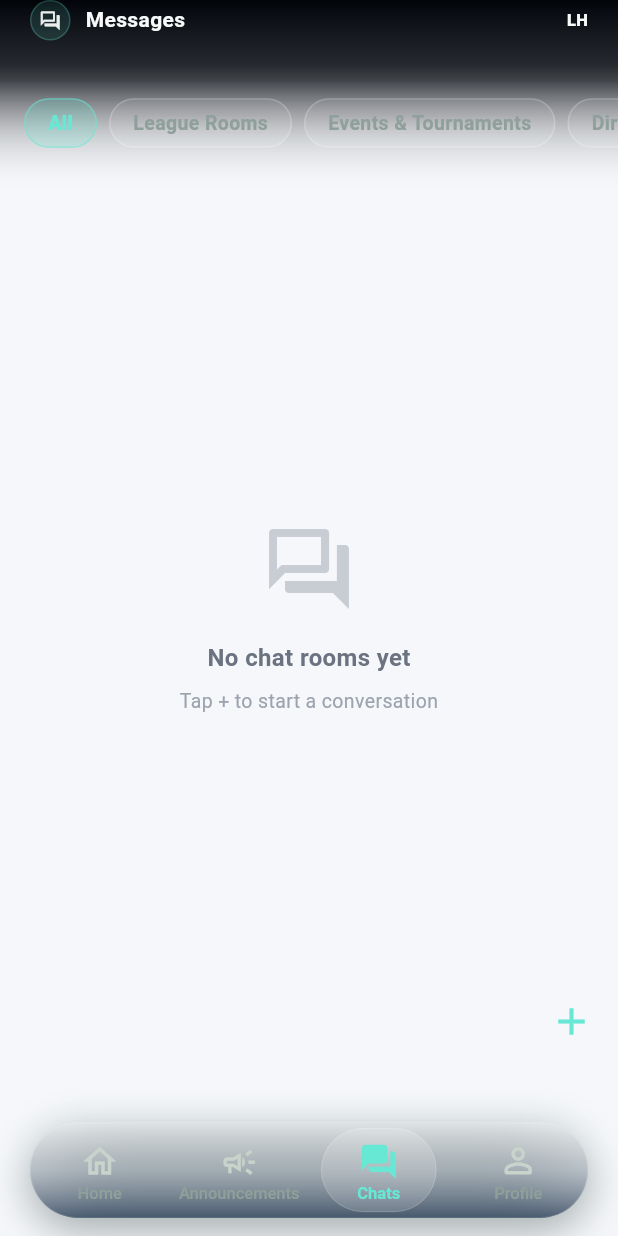
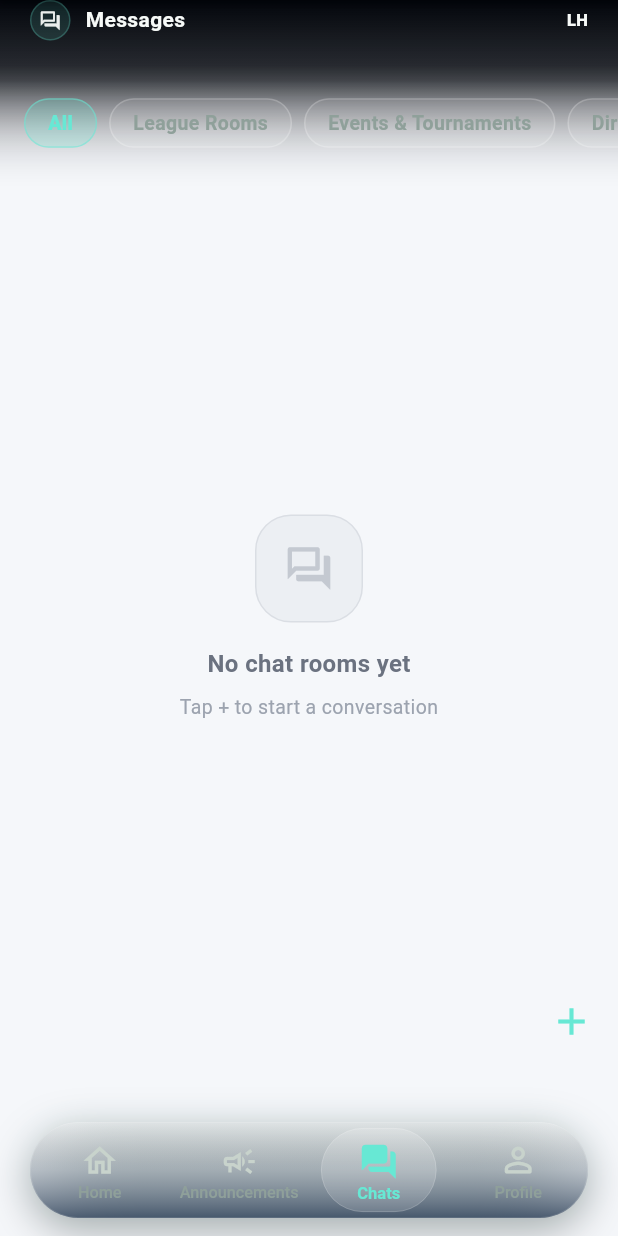
Before and after one commit to jonahduckworth/league-hub, a Flutter app: the ChatListScreen screen opened by its route, on a phone screen of 412 x 824 dp. Run offline on Flutter 3.47's test engine with Material 3 defaults, Android fonts, the phone set to English and light mode, and no system bars; our stand-ins replace cached_network_image, cloud_firestore, connectivity_plus, dio, file_picker, firebase_auth and 10 more; missing offline and left inert: liquid_glass_widgets; accounts and stored records are empty; generated files the repository leaves out were written again.

Commit message:
feat: add cohesive app motion system

```diff
--- /dev/null
+++ b/lib/core/design_system.dart
@@ -0,0 +1,43 @@
+import 'package:flutter/material.dart';
+
+/// Shared visual and interaction tokens for the League Hub experience.
+///
+/// Keeping these values centralized prevents screens and shared widgets from
+/// drifting into subtly different spacing, radius, and motion languages.
+abstract final class AppMotion {
+  static const Duration instant = Duration(milliseconds: 1);
+  static const Duration fast = Duration(milliseconds: 140);
+  static const Duration standard = Duration(milliseconds: 220);
+  static const Duration emphasized = Duration(milliseconds: 340);
+  static const Duration route = Duration(milliseconds: 380);
+
+  static const Curve enter = Curves.easeOutCubic;
+  static const Curve exit = Curves.easeInCubic;
+  static const Curve emphasizedCurve = Cubic(0.2, 0, 0, 1);
+
+  static Duration accessible(
+    BuildContext context,
+    Duration duration,
+  ) {
+    return MediaQuery.maybeOf(context)?.disableAnimations ?? false
+        ? instant
+        : duration;
+  }
+}
+
+abstract final class AppSpacing {
+  static const double xxs = 4;
+  static const double xs = 8;
+  static const double sm = 12;
+  static const double md = 16;
+  static const double lg = 20;
+  static const double xl = 24;
+  static const double xxl = 32;
+}
+
+abstract final class AppRadius {
+  static const double control = 12;
+  static const double card = 20;
+  static const double feature = 24;
+  static const double pill = 999;
+}
--- a/lib/navigation/router.dart
+++ b/lib/navigation/router.dart
@@ -43,6 +43,7 @@ import '../screens/admin/team_detail_screen.dart';
 import '../screens/unauthorized_screen.dart';
 import '../widgets/app_shell_scaffold.dart';
 import '../widgets/glass_bottom_nav.dart';
+import '../core/design_system.dart';
 
 class _AuthNotifier extends ChangeNotifier {
   StreamSubscription<User?>? _authSubscription;
@@ -86,25 +87,16 @@ final _authNotifier = _AuthNotifier();
 /// Kept in sync by [_AuthNotifier] because GoRouter redirects are synchronous.
 AppUser? _cachedAppUser;
 
-const _shellTransitionDuration = Duration(milliseconds: 540);
-const _shellTransitionCurve = Cubic(0.2, 0, 0, 1);
-const _shellTransitionSlideFactor = 0.075;
-const _shellRouteIncomingSlideFactor = 0.065;
-const _shellRouteOutgoingSlideFactor = 0.026;
+const _shellTransitionDuration = AppMotion.route;
+const _shellTransitionCurve = AppMotion.emphasizedCurve;
+const _shellTransitionSlideFactor = 0.055;
+const _shellRouteIncomingSlideFactor = 0.05;
+const _shellRouteOutgoingSlideFactor = 0.018;
 const _shellIncomingFadeStart = 0.58;
 const _shellOutgoingFadeEnd = 0.7;
 const _shellOutgoingPresenceEnd = 0.3;
 
-enum _ShellTransitionStyle {
-  fade,
-  sharedAxis,
-}
-
-/// Set this to sharedAxis to bring back the directional slide/scale motion.
-final _shellTransitionStyle = _ShellTransitionStyle.fade;
-
-bool get _shellUsesSharedAxis =>
-    _shellTransitionStyle == _ShellTransitionStyle.sharedAxis;
+const _shellUsesSharedAxis = true;
 
 enum _ShellPageMotion {
   sharedAxisForward,
@@ -319,11 +311,19 @@ final router = GoRouter(
   routes: [
     GoRoute(
       path: '/login',
-      builder: (context, state) => const LoginScreen(),
+      pageBuilder: (context, state) => _shellTransitionPage(
+        state,
+        const LoginScreen(),
+        motion: _ShellPageMotion.scaleFade,
+      ),
     ),
     GoRoute(
       path: '/create-league',
-      builder: (context, state) => const OrgCreationScreen(),
+      pageBuilder: (context, state) => _shellTransitionPage(
+        state,
+        const OrgCreationScreen(),
+        motion: _ShellPageMotion.sharedAxisForward,
+      ),
     ),
     GoRoute(
       path: '/create-org',
@@ -331,11 +331,19 @@ final router = GoRouter(
     ),
     GoRoute(
       path: '/accept-invite',
-      builder: (context, state) => const AcceptInvitationScreen(),
+      pageBuilder: (context, state) => _shellTransitionPage(
+        state,
+        const AcceptInvitationScreen(),
+        motion: _ShellPageMotion.sharedAxisForward,
+      ),
     ),
     GoRoute(
       path: '/unauthorized',
-      builder: (context, state) => const UnauthorizedScreen(),
+      pageBuilder: (context, state) => _shellTransitionPage(
+        state,
+        const UnauthorizedScreen(),
+        motion: _ShellPageMotion.scaleFade,
+      ),
     ),
     StatefulShellRoute(
       builder: (context, state, navigationShell) => _MainScaffold(
--- a/lib/widgets/app_glass.dart
+++ b/lib/widgets/app_glass.dart
@@ -1,5 +1,8 @@
 import 'package:flutter/material.dart';
+import 'package:flutter/services.dart';
 import 'package:liquid_glass_widgets/liquid_glass_widgets.dart';
+
+import '../core/design_system.dart';
 
 class AppGlassColors {
   static const Color pageTop = Color(0xFF02050B);
@@ -114,6 +117,9 @@ class AppGlassSurface extends StatelessWidget {
   final GlassQuality quality;
   final LiquidGlassSettings? settings;
   final Clip clipBehavior;
+  final String? semanticLabel;
+  final bool enableHaptics;
+  final double pressedScale;
 
   const AppGlassSurface({
     super.key,
@@ -127,6 +133,9 @@ class AppGlassSurface extends StatelessWidget {
     this.quality = GlassQuality.standard,
     this.settings,
     this.clipBehavior = Clip.antiAlias,
+    this.semanticLabel,
+    this.enableHaptics = true,
+    this.pressedScale = 0.985,
   });
 
   @override
@@ -145,12 +154,69 @@ class AppGlassSurface extends StatelessWidget {
 
     if (onTap == null) return surface;
 
+    return _InteractiveGlassSurface(
+      onTap: onTap!,
+      semanticLabel: semanticLabel,
+      enableHaptics: enableHaptics,
+      pressedScale: pressedScale,
+      child: surface,
+    );
+  }
+}
+
+class _InteractiveGlassSurface extends StatefulWidget {
+  final Widget child;
+  final VoidCallback onTap;
+  final String? semanticLabel;
+  final bool enableHaptics;
+  final double pressedScale;
+
+  const _InteractiveGlassSurface({
+    required this.child,
+    required this.onTap,
+    required this.semanticLabel,
+    required this.enableHaptics,
+    required this.pressedScale,
+  });
+
+  @override
+  State<_InteractiveGlassSurface> createState() =>
+      _InteractiveGlassSurfaceState();
+}
+
+class _InteractiveGlassSurfaceState extends State<_InteractiveGlassSurface> {
+  bool _isPressed = false;
+
+  void _setPressed(bool value) {
+    if (_isPressed == value) return;
+    setState(() => _isPressed = value);
+  }
+
+  void _handleTap() {
+    if (widget.enableHaptics) HapticFeedback.selectionClick();
+    widget.onTap();
+  }
+
+  @override
+  Widget build(BuildContext context) {
     return Semantics(
       button: true,
+      label: widget.semanticLabel,
+      excludeSemantics: widget.semanticLabel != null,
+      onTap: _handleTap,
       child: GestureDetector(
+        excludeFromSemantics: true,
         behavior: HitTestBehavior.opaque,
-        onTap: onTap,
-        child: surface,
+        onTapDown: (_) => _setPressed(true),
+        onTapCancel: () => _setPressed(false),
+        onTapUp: (_) => _setPressed(false),
+        onTap: _handleTap,
+        child: AnimatedScale(
+          scale: _isPressed ? widget.pressedScale : 1,
+          duration: AppMotion.accessible(context, AppMotion.fast),
+          curve: AppMotion.enter,
+          child: widget.child,
+        ),
       ),
     );
   }
@@ -176,6 +242,7 @@ class AppGlassIconTile extends StatelessWidget {
   Widget build(BuildContext context) {
     return AppGlassSurface(
       onTap: onTap,
+      semanticLabel: label,
       height: 136,
       padding: const EdgeInsets.all(18),
       radius: 22,
@@ -246,6 +313,7 @@ class AppGlassFloatingActionButton extends StatelessWidget {
         padding: EdgeInsets.zero,
         radius: 28,
         onTap: onTap,
+        semanticLabel: tooltip,
         child: Icon(icon, color: color, size: 30),
       ),
     );
--- /dev/null
+++ b/lib/widgets/app_motion.dart
@@ -0,0 +1,99 @@
+import 'dart:async';
+import 'dart:ui' as ui;
+
+import 'package:flutter/material.dart';
+
+import '../core/design_system.dart';
+
+/// A restrained entrance used for cards and rows throughout the app.
+///
+/// Delays are deliberately capped so long lists never feel sluggish. Motion
+/// is removed when the platform accessibility setting disables animations.
+class AppMotionReveal extends StatefulWidget {
+  final Widget child;
+  final int index;
+  final double verticalOffset;
+  final bool enabled;
+
+  const AppMotionReveal({
+    super.key,
+    required this.child,
+    this.index = 0,
+    this.verticalOffset = 12,
+    this.enabled = true,
+  });
+
+  @override
+  State<AppMotionReveal> createState() => _AppMotionRevealState();
+}
+
+class _AppMotionRevealState extends State<AppMotionReveal>
+    with SingleTickerProviderStateMixin {
+  late final AnimationController _controller;
+  Timer? _delayTimer;
+  bool _started = false;
+
+  @override
+  void initState() {
+    super.initState();
+    _controller = AnimationController(
+      vsync: this,
+      duration: AppMotion.emphasized,
+    );
+  }
+
+  @override
+  void didChangeDependencies() {
+    super.didChangeDependencies();
+    if (_started) return;
+    _started = true;
+
+    final reduceMotion =
+        MediaQuery.maybeOf(context)?.disableAnimations ?? false;
+    if (!widget.enabled || reduceMotion) {
+      _controller.value = 1;
+      return;
+    }
+
+    final stagger = widget.index.clamp(0, 6) * 38;
+    if (stagger == 0) {
+      _controller.forward();
+    } else {
+      _delayTimer = Timer(Duration(milliseconds: stagger), () {
+        if (mounted) _controller.forward();
+      });
+    }
+  }
+
+  @override
+  void dispose() {
+    _delayTimer?.cancel();
+    _controller.dispose();
+    super.dispose();
+  }
+
+  @override
+  Widget build(BuildContext context) {
+    return AnimatedBuilder(
+      animation: _controller,
+      child: widget.child,
+      builder: (context, child) {
+        final progress = AppMotion.emphasizedCurve.transform(_controller.value);
+        return Opacity(
+          opacity: progress,
+          child: Transform.translate(
+            offset: Offset(
+              0,
+              ui.lerpDouble(widget.verticalOffset, 0, progress)!,
+            ),
+            child: Transform.scale(
+              alignment: Alignment.topCenter,
+              scale: ui.lerpDouble(0.992, 1, progress)!,
+              child: child,
+            ),
+          ),
+        );
+      },
+    );
+  }
+}
--- a/lib/widgets/app_shell_scaffold.dart
+++ b/lib/widgets/app_shell_scaffold.dart
@@ -1,6 +1,7 @@
 import 'dart:ui' as ui;
 
 import 'package:flutter/material.dart';
+import '../core/design_system.dart';
 import '../core/scroll_behavior.dart';
 import 'app_glass.dart';
 import 'glass_bottom_nav.dart';
@@ -9,9 +10,7 @@ import 'app_shell_header.dart';
 const double appShellHeaderContentSpacing = 12;
 const double appShellBottomNavSpacing = 20;
 const double appShellScrollEndClearance = 40;
-const _appShellContentFadeDuration = Duration(milliseconds: 620);
-const _appShellRevealSoftness = 0.28;
-const _appShellRevealLift = 8.0;
+const _appShellRevealLift = 7.0;
 const _defaultAppShellContentFadeKey = Object();
 
 double appShellBottomPadding(BuildContext context, {double extra = 8}) {
@@ -163,89 +162,28 @@ class _AppShellContentFade extends StatelessWidget {
     return TweenAnimationBuilder<double>(
       key: ValueKey(transitionKey),
       tween: Tween(begin: 0, end: 1),
-      duration: _appShellContentFadeDuration,
-      curve: Curves.easeOut,
+      duration: AppMotion.accessible(context, AppMotion.emphasized),
+      curve: AppMotion.emphasizedCurve,
       child: child,
       builder: (context, progress, child) {
-        final revealOpacity = (progress * 1.25).clamp(0.0, 1.0).toDouble();
+        final revealOpacity = (progress * 1.35).clamp(0.0, 1.0).toDouble();
         final opacity =
             (routeOpacity * revealOpacity).clamp(0.0, 1.0).toDouble();
-        final revealProgress = Curves.easeOutCubic.transform(progress);
+        final revealProgress = AppMotion.enter.transform(progress);
         final lift = ui.lerpDouble(_appShellRevealLift, 0, revealProgress)!;
 
         return Opacity(
           opacity: opacity,
           child: Transform.translate(
             offset: Offset(0, lift),
-            child: _AppShellTopDownReveal(
-              progress: revealProgress,
+            child: Transform.scale(
+              alignment: Alignment.topCenter,
+              scale: ui.lerpDouble(0.996, 1, revealProgress)!,
               child: child!,
             ),
           ),
         );
       },
-    );
-  }
-}
-
-class _AppShellTopDownReveal extends StatelessWidget {
-  final double progress;
-  final Widget child;
-
-  const _AppShellTopDownReveal({
-    required this.progress,
-    required this.child,
-  });
-
-  @override
-  Widget build(BuildContext context) {
-    if (progress <= 0) return child;
-    if (progress >= 1) return child;
-
-    return ClipRect(
-      child: ShaderMask(
-        blendMode: BlendMode.dstIn,
-        shaderCallback: (bounds) {
-          final revealEdge = ui.lerpDouble(
-            -_appShellRevealSoftness,
-            1 + _appShellRevealSoftness,
-            progress,
-          )!;
-          final fadeStart =
-              (revealEdge - _appShellRevealSoftness).clamp(0.0, 1.0).toDouble();
-          final fadeEnd = revealEdge.clamp(0.0, 1.0).toDouble();
-
-          if (fadeEnd <= 0) {
-            return const LinearGradient(
-              colors: [Colors.transparent, Colors.transparent],
-            ).createShader(bounds);
-          }
-
-          if (fadeStart >= 1) {
-            return const LinearGradient(
-              colors: [Colors.white, Colors.white],
-            ).createShader(bounds);
-          }
-
-          return LinearGradient(
-            begin: Alignment.topCenter,
-            end: Alignment.bottomCenter,
-            colors: const [
-              Colors.white,
-              Colors.white,
-              Colors.transparent,
-              Colors.transparent,
-            ],
-            stops: [
-              0,
-              fadeStart,
-              fadeEnd,
-              1,
-            ],
-          ).createShader(bounds);
-        },
-        child: child,
-      ),
     );
   }
 }
--- a/lib/widgets/empty_state.dart
+++ b/lib/widgets/empty_state.dart
@@ -1,6 +1,8 @@
 import 'package:flutter/material.dart';
 import '../core/theme.dart';
+import '../core/design_system.dart';
 import 'app_glass.dart';
+import 'app_motion.dart';
 
 class EmptyState extends StatelessWidget {
   final IconData icon;
@@ -30,11 +32,21 @@ class EmptyState extends StatelessWidget {
         useLightText ? AppGlassColors.inkMuted : AppColors.textMuted;
 
     return Center(
+      child: AppMotionReveal(
         child: Column(
           mainAxisAlignment: MainAxisAlignment.center,
           mainAxisSize: MainAxisSize.min,
           children: [
-          Icon(icon, size: 64, color: iconColor),
+            Container(
+              width: 72,
+              height: 72,
+              decoration: BoxDecoration(
+                color: iconColor.withValues(alpha: 0.1),
+                borderRadius: BorderRadius.circular(AppRadius.feature),
+                border: Border.all(color: iconColor.withValues(alpha: 0.22)),
+              ),
+              child: Icon(icon, size: 34, color: iconColor),
+            ),
             const SizedBox(height: 16),
             Text(title,
                 style: TextStyle(
@@ -53,6 +65,7 @@ class EmptyState extends StatelessWidget {
             ],
           ],
         ),
+      ),
     );
   }
 }
--- a/lib/widgets/glass_bottom_nav.dart
+++ b/lib/widgets/glass_bottom_nav.dart
@@ -3,6 +3,7 @@ import 'dart:ui';
 import 'package:flutter/material.dart';
 import 'package:flutter/services.dart';
 
+import '../core/design_system.dart';
 import 'app_glass.dart';
 
 const double leagueHubGlassBottomNavBarHeight = 64;
@@ -100,12 +101,12 @@ class _LiquidGlassBottomBarState extends State<_LiquidGlassBottomBar>
     super.initState();
     _previousIndex = widget.currentIndex;
     _controller = AnimationController(
-      duration: const Duration(milliseconds: 350),
+      duration: AppMotion.emphasized,
       vsync: this,
     );
     _pillAnimation = CurvedAnimation(
       parent: _controller,
-      curve: Curves.easeOutCubic,
+      curve: AppMotion.emphasizedCurve,
     );
   }
 
@@ -273,6 +274,10 @@ class _LiquidGlassBottomBarState extends State<_LiquidGlassBottomBar>
                 widget.onTap(index);
               },
               behavior: HitTestBehavior.opaque,
+              child: AnimatedScale(
+                scale: isSelected ? 1 : 0.985,
+                duration: AppMotion.accessible(context, AppMotion.fast),
+                curve: AppMotion.enter,
                 child: _NavItem(
                   icon: isSelected ? (item.activeIcon ?? item.icon) : item.icon,
                   label: item.label,
@@ -280,6 +285,7 @@ class _LiquidGlassBottomBarState extends State<_LiquidGlassBottomBar>
                   activeColor: widget.activeColor,
                   badge: item.badge,
                   iconSize: item.iconSize,
+                ),
               ),
             ),
           ),
@@ -355,12 +361,18 @@ class _NavItem extends StatelessWidget {
                     bottom: 0,
                     child: AnimatedScale(
                       scale: isSelected ? 1.08 : 1.0,
-                      duration: const Duration(milliseconds: 250),
-                      curve: Curves.easeOutCubic,
+                      duration: AppMotion.accessible(
+                        context,
+                        AppMotion.standard,
+                      ),
+                      curve: AppMotion.enter,
                       child: AnimatedSwitcher(
-                        duration: const Duration(milliseconds: 180),
-                        switchInCurve: Curves.easeOutCubic,
-                        switchOutCurve: Curves.easeInCubic,
+                        duration: AppMotion.accessible(
+                          context,
+                          AppMotion.standard,
+                        ),
+                        switchInCurve: AppMotion.enter,
+                        switchOutCurve: AppMotion.exit,
                         transitionBuilder: (child, animation) {
                           return FadeTransition(
                             opacity: animation,
@@ -395,7 +407,10 @@ class _NavItem extends StatelessWidget {
               child: FittedBox(
                 fit: BoxFit.scaleDown,
                 child: AnimatedDefaultTextStyle(
-                  duration: const Duration(milliseconds: 200),
+                  duration: AppMotion.accessible(
+                    context,
+                    AppMotion.standard,
+                  ),
                   style: TextStyle(
                     fontSize: 11,
                     fontWeight: isSelected ? FontWeight.w700 : FontWeight.w500,
@@ -403,9 +418,12 @@ class _NavItem extends StatelessWidget {
                     letterSpacing: 0,
                   ),
                   child: AnimatedSwitcher(
-                    duration: const Duration(milliseconds: 180),
-                    switchInCurve: Curves.easeOutCubic,
-                    switchOutCurve: Curves.easeInCubic,
+                    duration: AppMotion.accessible(
+                      context,
+                      AppMotion.standard,
+                    ),
+                    switchInCurve: AppMotion.enter,
+                    switchOutCurve: AppMotion.exit,
                     child: Text(
                       label,
                       key: ValueKey<String>(label),
```
Also changed, not shown: lib/core/theme.dart (+47 -5 lines), 2 other files. Lines whose indentation alone changed are shown as unchanged.
